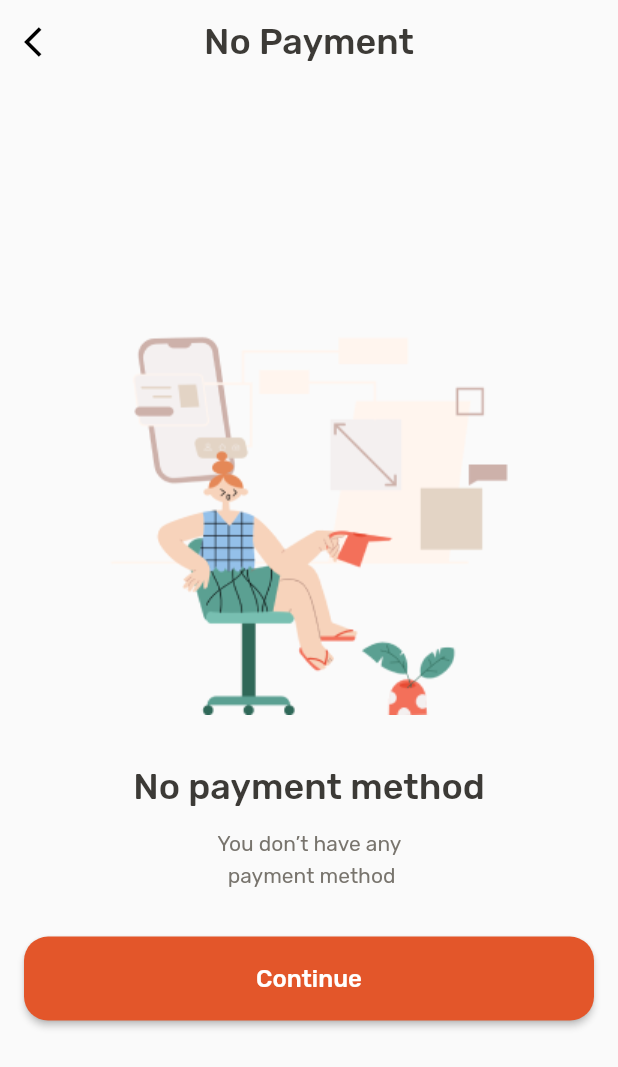
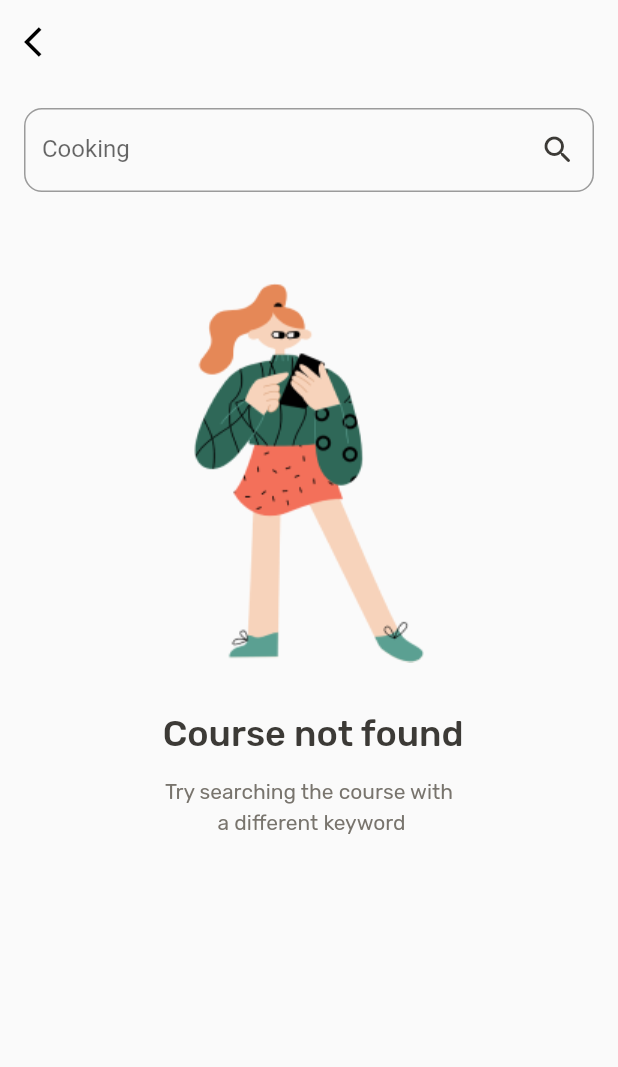
Before and after one commit to nyanibaquartey/codefactory_app, a Flutter app: the screen it shows after launch, on a phone screen of 412 x 824 dp. Shown: the top 1067 px of the screen. Run offline on Flutter 3.47's test engine with Material 2 defaults, Android fonts, the light colour scheme and no system bars; our stand-ins replace google_fonts.

Commit message:
Added Course Not Found screen

```diff
--- /dev/null
+++ b/lib/course_not_found.dart
@@ -0,0 +1,89 @@
+import 'package:flutter/material.dart';
+import 'package:google_fonts/google_fonts.dart';
+
+class CourseNotFound extends StatelessWidget {
+  const CourseNotFound({Key? key}) : super(key: key);
+
+  @override
+  Widget build(BuildContext context) {
+    return Scaffold(
+      appBar: AppBar(
+        backgroundColor: Theme.of(context).scaffoldBackgroundColor,
+        elevation: 0.0,
+        centerTitle: true,
+        leading: const Icon(
+          Icons.arrow_back_ios,
+          color: Colors.black,
+        ),
+      ),
+      body: Padding(
+        padding: const EdgeInsets.all(16.0),
+        child: Column(
+            mainAxisAlignment: MainAxisAlignment.start,
+            crossAxisAlignment: CrossAxisAlignment.stretch,
+            children: [
+              //search box
+              SizedBox(
+                width: 343,
+                height: 56,
+                child: TextField(
+                  decoration: InputDecoration(
+                      hintText: "Cooking",
+                      border: OutlineInputBorder(
+                        borderRadius: BorderRadius.circular(12),
+                        borderSide: const BorderSide(
+                          color: Color(0xFFBEBAB3),
+                        ),
+                      ),
+                      suffixIcon: const Icon(
+                        Icons.search_rounded,
+                        color: Color(0xFF3C3A36),
+                      )),
+                ),
+              ),
+              const SizedBox(height: 59,),
+
+              //image content
+              Image.asset("assets/images/course_not_found_img.png"),
+
+              const SizedBox(
+                height: 32,
+              ),
+
+              //title body text content
+              SizedBox(
+                height: 32,
+                child: Text(
+                  " Course not found",
+                  textAlign: TextAlign.center,
+                  style: GoogleFonts.rubik(
+                    textStyle: Theme.of(context).textTheme.headline4,
+                    fontWeight: FontWeight.w500,
+                    fontSize: 24.0,
+                    color: const Color(0xFF3C3A36),
+                  ),
+                ),
+              ),
+              const SizedBox(
+                height: 8,
+              ),
+
+              //subtitle body text content
+              SizedBox(
+                height: 42,
+                child: Text(
+                  "Try searching the course with \n a different keyword",
+                  textAlign: TextAlign.center,
+                  style: GoogleFonts.rubik(
+                      textStyle: Theme.of(context).textTheme.bodyMedium,
+                      fontWeight: FontWeight.w400,
+                      fontSize: 14.0,
+                      color: const Color(0xFF78746D),
+                      height: 1.5),
+                ),
+              ),
+            ]),
+      ),
+    );
+  }
+}
--- a/lib/main.dart
+++ b/lib/main.dart
@@ -2,6 +2,8 @@ import 'package:codefactory_app/course_lesson.dart';
 import 'package:codefactory_app/course_not_saved.dart';
 import 'package:codefactory_app/course_tests.dart';
 import 'package:codefactory_app/no_payment.dart';
+import 'package:codefactory_app/course_not_found.dart';
+import 'package:codefactory_app/payment.dart';
 import 'package:codefactory_app/product_detail.dart';
 import 'package:codefactory_app/results.dart';
 import 'package:codefactory_app/results2.dart';
@@ -25,7 +27,7 @@ class MyApp extends StatelessWidget {
     return MaterialApp(
       title: 'Code Factory',
 theme: ThemeData.light(),
-      home: const NoPayment(),
+      home: const CourseNotFound(),
     );
   }
 }
```
Also changed, not shown: assets/images/course_not_found_img.png (added).
